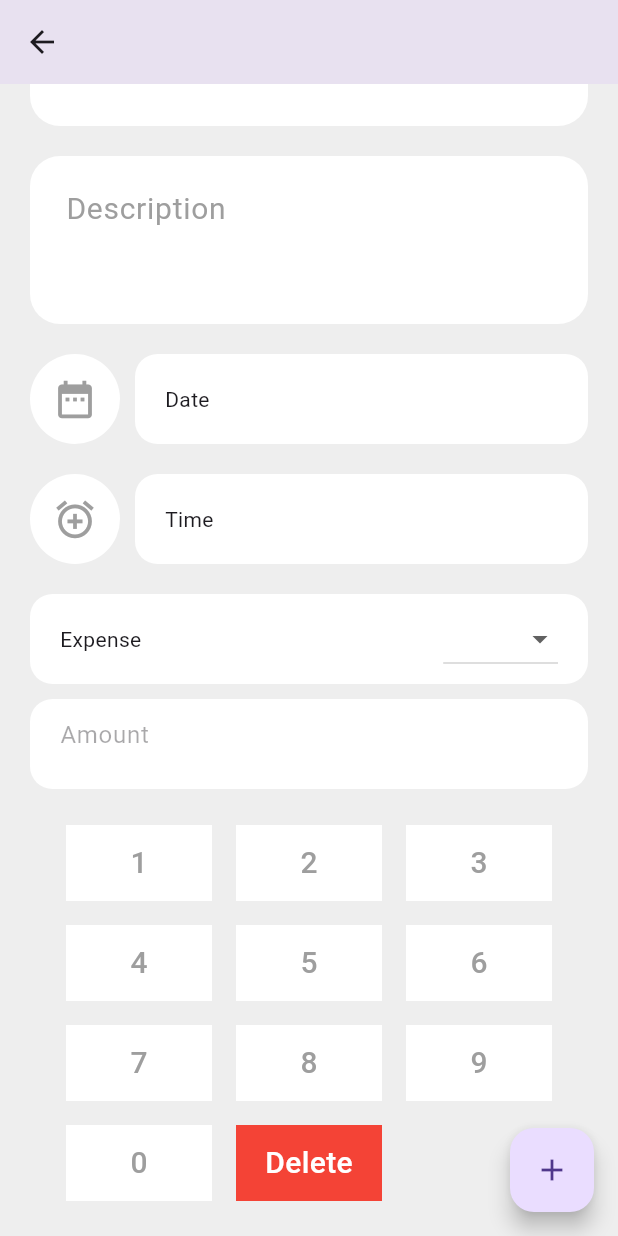
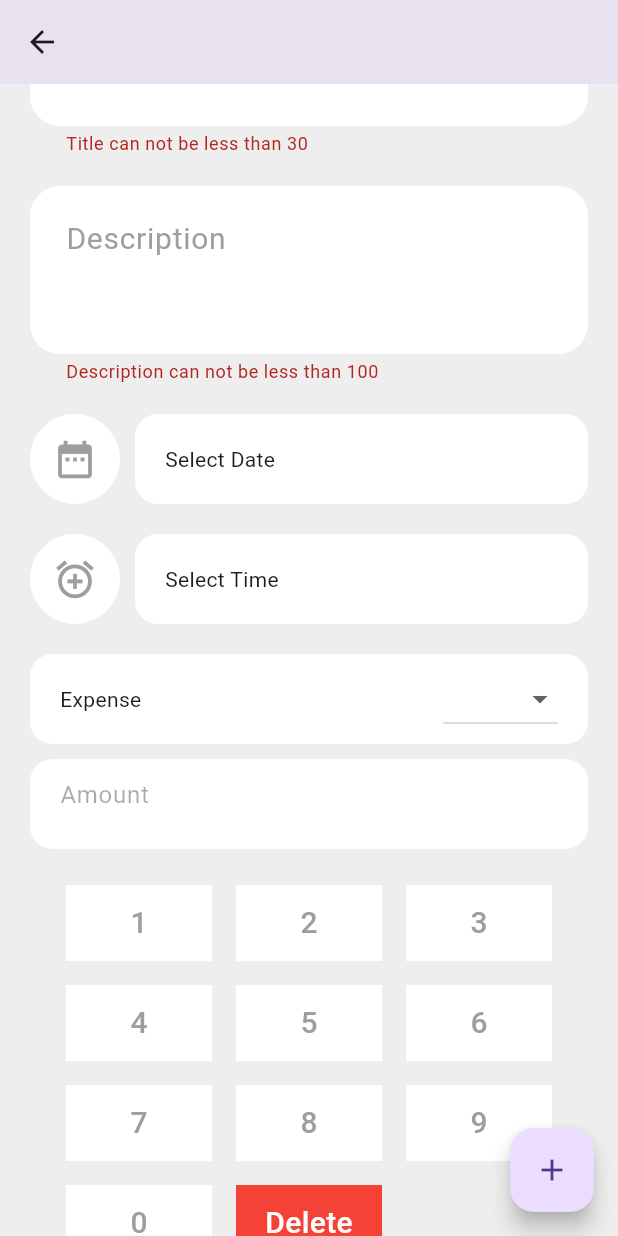
Before and after one commit to MurtazaFlutter/Expense-Tracker--BloC-Pattern, a Flutter app: the AddExpensesScreen screen opened directly, scrolled down 62 dp, after a tap on the "add" icon, on a phone screen of 412 x 824 dp. Run offline on Flutter 3.47's test engine with Material 3 defaults, Android fonts, the phone set to English and light mode, and no system bars; our stand-ins replace bloc, cloud_firestore, firebase_core, fl_chart, flutter_bloc, gap; accounts and stored records are empty.

Commit message:
done with some improvements

```diff
--- /dev/null
+++ b/lib/bloc/date_bloc.dart
@@ -0,0 +1,23 @@
+import 'package:bloc/bloc.dart';
+import 'package:flutter/material.dart';
+import 'package:meta/meta.dart';
+
+part 'date_event.dart';
+part 'date_state.dart';
+
+class DateTimeBloc extends Bloc<DateTimeEvent, DateTimePickerState> {
+  DateTimeBloc()
+      : super(
+            const DateTimePickerState(selectedDate: null, selectedTime: null)) {
+    on<SelectDateEvent>(_onSelectDate);
+    on<SelectTimeEvent>(_onSelectTime);
+  }
+
+  void _onSelectDate(SelectDateEvent event, Emitter<DateTimePickerState> emit) {
+    emit(state.copyWith(selectedDate: event.date));
+  }
+
+  void _onSelectTime(SelectTimeEvent event, Emitter<DateTimePickerState> emit) {
+    emit(state.copyWith(selectedTime: event.time));
+  }
+}
--- /dev/null
+++ b/lib/bloc/date_event.dart
@@ -0,0 +1,16 @@
+part of 'date_bloc.dart';
+
+@immutable
+sealed class DateTimeEvent {}
+
+class SelectDateEvent extends DateTimeEvent {
+  final DateTime date;
+
+  SelectDateEvent({required this.date});
+}
+
+class SelectTimeEvent extends DateTimeEvent {
+  final TimeOfDay time;
+
+  SelectTimeEvent({required this.time});
+}
--- /dev/null
+++ b/lib/bloc/date_state.dart
@@ -0,0 +1,22 @@
+part of 'date_bloc.dart';
+
+@immutable
+class DateTimePickerState {
+  final DateTime? selectedDate;
+  final TimeOfDay? selectedTime;
+
+  const DateTimePickerState({
+    required this.selectedDate,
+    required this.selectedTime,
+  });
+
+  DateTimePickerState copyWith({
+    DateTime? selectedDate,
+    TimeOfDay? selectedTime,
+  }) {
+    return DateTimePickerState(
+      selectedDate: selectedDate ?? this.selectedDate,
+      selectedTime: selectedTime ?? this.selectedTime,
+    );
+  }
+}
--- a/lib/main.dart
+++ b/lib/main.dart
@@ -1,6 +1,6 @@
 import 'package:expense_tracker/bloc/bloc/add_expense_bloc.dart';
+import 'package:expense_tracker/bloc/date_bloc.dart';
 import 'package:expense_tracker/bloc/expenses_bloc.dart';
-import 'package:expense_tracker/cubit/date_time_cubit.dart';
 import 'package:expense_tracker/data/data_provider/expense_data_provider.dart';
 import 'package:expense_tracker/data/repository/expense_repository.dart';
 import 'package:expense_tracker/firebase_options.dart';
@@ -32,7 +32,7 @@ class MyApp extends StatelessWidget {
       child: MultiBlocProvider(
         providers: [
           BlocProvider(
-            create: (context) => DateTimeCubit(),
+            create: (context) => DateTimeBloc(),
           ),
           BlocProvider(
             create: (context) =>
--- a/lib/views/add/views/add_expenses.dart
+++ b/lib/views/add/views/add_expenses.dart
@@ -51,9 +51,9 @@ class _AddExpensesScreenState extends State<AddExpensesScreen> {
                 const Gap(20),
                 CustomTextField(
                   validator: (value) {
-                    // if (value!.length <= 30) {
-                    //   return 'Title can be less than 30';
-                    // }
+                    if (value!.length <= 30) {
+                      return 'Title can not be less than 30';
+                    }
                   },
                   maxLines: 1,
                   controller: title,
@@ -62,9 +62,9 @@ class _AddExpensesScreenState extends State<AddExpensesScreen> {
                 const Gap(20),
                 CustomTextField(
                   validator: (value) {
-                    // if (value!.length <= 100) {
-                    //   return 'Description can be less than 100';
-                    // }
+                    if (value!.length <= 100) {
+                      return 'Description can not be less than 100';
+                    }
                   },
                   maxLines: 3,
                   controller: description,
--- a/lib/views/add/widgets/expense.dart
+++ b/lib/views/add/widgets/expense.dart
@@ -1,4 +1,4 @@
-import 'package:expense_tracker/cubit/date_time_cubit.dart';
+import 'package:expense_tracker/bloc/date_bloc.dart';
 import 'package:flutter/material.dart';
 import 'package:flutter_bloc/flutter_bloc.dart';
 import 'package:gap/gap.dart';
@@ -21,42 +21,9 @@ class DateTimePicker extends StatefulWidget {
 }
 
 class ExpenseFlowState extends State<DateTimePicker> {
-  late DateTimeCubit _dateTimeCubit;
-
-  @override
-  void initState() {
-    super.initState();
-    _dateTimeCubit = DateTimeCubit();
-  }
-
-  Future<void> _selectDate(BuildContext context) async {
-    final DateTime? pickedDate = await showDatePicker(
-      context: context,
-      initialDate: DateTime.now(),
-      firstDate: DateTime(2000),
-      lastDate: DateTime(2101),
-    );
-
-    if (pickedDate != null && pickedDate != _dateTimeCubit.state.selectedDate) {
-      _dateTimeCubit.updateDate(pickedDate);
-    }
-  }
-
-  Future<void> _selectTime(BuildContext context) async {
-    final TimeOfDay? pickedTime = await showTimePicker(
-      context: context,
-      initialTime: TimeOfDay.now(),
-    );
-
-    if (pickedTime != null && pickedTime != _dateTimeCubit.state.selectedTime) {
-      _dateTimeCubit.updateTime(pickedTime);
-    }
-  }
-
   @override
   Widget build(BuildContext context) {
-    return BlocBuilder<DateTimeCubit, DateTimeState>(
-      bloc: _dateTimeCubit,
+    return BlocBuilder<DateTimeBloc, DateTimePickerState>(
       builder: (context, state) {
         return Row(
           children: [
@@ -91,9 +58,12 @@ class ExpenseFlowState extends State<DateTimePicker> {
                   borderRadius: BorderRadius.circular(15),
                 ),
                 child: Padding(
-                    padding: const EdgeInsets.symmetric(
-                        horizontal: 20, vertical: 20),
-                    child: Text(_getSelectedDateTime(state))),
+                  padding: const EdgeInsets.symmetric(
+                    horizontal: 20,
+                    vertical: 20,
+                  ),
+                  child: Text(_getSelectedDateTime(state)),
+                ),
               ),
             ),
           ],
@@ -102,17 +72,47 @@ class ExpenseFlowState extends State<DateTimePicker> {
     );
   }
 
-  String _getSelectedDateTime(DateTimeState state) {
-    if (state.selectedDate != null && state.selectedTime != null) {
-      final formattedDate = DateFormat.yMd().format(state.selectedDate!);
-      final formattedTime = state.selectedTime!.format(context);
-      return '$formattedDate $formattedTime';
-    } else if (state.selectedDate != null) {
-      return DateFormat.yMd().format(state.selectedDate!);
-    } else if (state.selectedTime != null) {
-      return state.selectedTime!.format(context);
+  String _getSelectedDateTime(DateTimePickerState state) {
+    // Implement logic to format and display the selected date and time
+    if (widget.title == 'Date') {
+      return state.selectedDate != null
+          ? DateFormat('dd MMM yyyy').format(state.selectedDate!)
+          : 'Select Date';
+    } else if (widget.title == 'Time') {
+      return state.selectedTime != null
+          ? DateFormat('hh:mm a').format(
+              DateTime(0, 1, 1, state.selectedTime!.hour,
+                  state.selectedTime!.minute),
+            )
+          : 'Select Time';
     } else {
-      return widget.title;
+      return 'Invalid Type';
+    }
+  }
+
+  void _selectDate(BuildContext context) async {
+    final selectedDate = await showDatePicker(
+      context: context,
+      initialDate: DateTime.now(),
+      firstDate: DateTime(2000),
+      lastDate: DateTime(2101),
+    );
+
+    if (selectedDate != null) {
+      if (!context.mounted) return;
+      context.read<DateTimeBloc>().add(SelectDateEvent(date: selectedDate));
+    }
+  }
+
+  void _selectTime(BuildContext context) async {
+    final selectedTime = await showTimePicker(
+      context: context,
+      initialTime: TimeOfDay.now(),
+    );
+
+    if (selectedTime != null) {
+      if (!context.mounted) return;
+      context.read<DateTimeBloc>().add(SelectTimeEvent(time: selectedTime));
     }
   }
 }
```
Also changed, not shown: lib/cubit/fetch_cubit.dart (deleted, +0 -60 lines).
